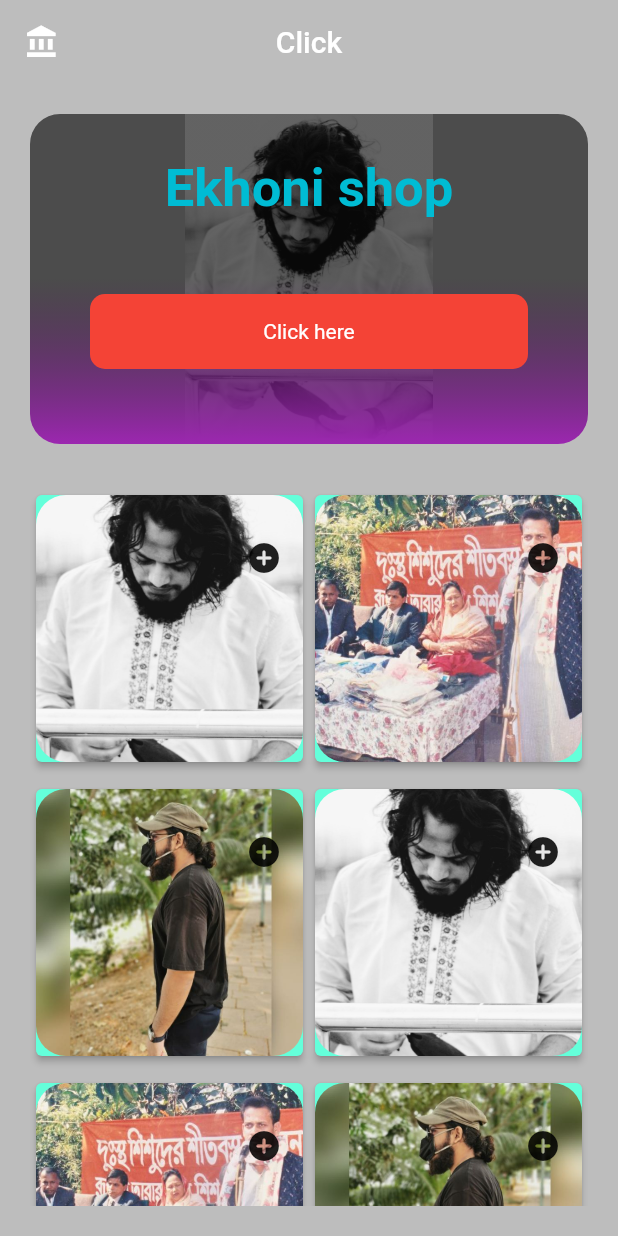
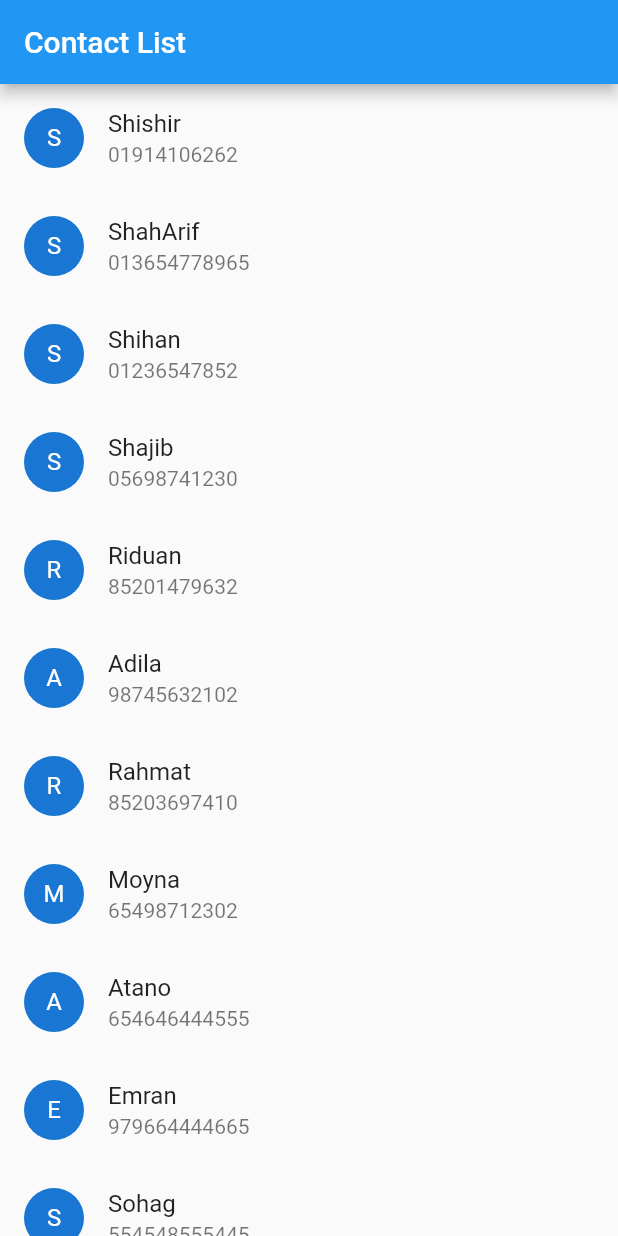
Before and after one commit to shiiishiiir/Flutter_Class_Test_aaa, a Flutter app: the screen it shows after launch, on a phone screen of 412 x 824 dp. Run offline on Flutter 3.47's test engine with Material 2 defaults, Android fonts, the phone set to English and light mode, and no system bars; our stand-ins replace carousel_slider, fluttertoast.

Commit message:
Contact List With Array

```diff
--- /dev/null
+++ b/lib/Contact Lists/ContactListWithArray.dart
@@ -0,0 +1,69 @@
+import 'package:aaaa/Contact%20Lists/ContactListViewData.dart';
+import 'package:aaaa/Contact%20Lists/TestContactView.dart';
+import 'package:flutter/material.dart';
+
+class ContactListWithArray extends StatefulWidget {
+  const ContactListWithArray({Key? key}) : super(key: key);
+
+  @override
+  _ContactListWithArrayState createState() => _ContactListWithArrayState();
+}
+
+class _ContactListWithArrayState extends State<ContactListWithArray> {
+  final List peopleList = [
+    {"Name": "Shishir", "Phone": "01914106262"},
+    {"Name": "ShahArif", "Phone": "013654778965"},
+    {"Name": "Shihan", "Phone": "01236547852"},
+    {"Name": "Shajib", "Phone": "05698741230"},
+    {"Name": "Riduan", "Phone": "85201479632"},
+    {"Name": "Adila", "Phone": "98745632102"},
+    {"Name": "Rahmat", "Phone": "85203697410"},
+    {"Name": "Moyna", "Phone": "65498712302"},
+    {"Name": "Atano", "Phone": "654646444555"},
+    {"Name": "Emran", "Phone": "979664444665"},
+    {"Name": "Sohag", "Phone": "554548555445"},
+    {"Name": "Sahin", "Phone": "987566461255"},
+    {"Name": "Nazmus", "Phone": "544544454654"},
+    {"Name": "Sakib", "Phone": "878444525558"},
+    {"Name": "Noor", "Phone": "01824855525"},
+  ];
+
+  @override
+  Widget build(BuildContext context) {
+    return SafeArea(
+      child: Scaffold(
+        appBar: AppBar(
+          title: Text("Contact List"),
+        ),
+        body: ListView.builder(
+            itemCount: peopleList.length,
+            itemBuilder: (BuildContext context, int index) {
+              return Column(
+                children: <Widget>[
+                  ListTile(
+                    leading: CircleAvatar(
+                      child: Text(peopleList[index]["Name"][0]),
+                    ),
+                    title: Text(peopleList[index]["Name"]),
+                    subtitle: Text(peopleList[index]["Phone"]),
+                    onTap: () {
+                      // Navigator.push(
+                      //     context,
+                      //     MaterialPageRoute(
+                      //         builder: (context) => ContactView(useList: peopleList[index],)));
+
+                      Navigator.push(
+                          context,
+                          MaterialPageRoute(
+                              builder: (context) => TestContactView(peopleList[index])));
+
+
+                    },
+                  ),
+                ],
+              );
+            }),
+      ),
+    );
+  }
+}
--- a/lib/main.dart
+++ b/lib/main.dart
@@ -1,4 +1,5 @@
 
+import 'package:aaaa/Contact%20Lists/ContactListWithArray.dart';
 import 'package:aaaa/Daniell.dart';
 import 'package:aaaa/Sliderssss.dart';
 import 'package:aaaa/dd.dart';
@@ -32,7 +33,7 @@ class MyApp extends StatelessWidget {
   Widget build(BuildContext context) {
     return MaterialApp(
       debugShowCheckedModeBanner: false,
-      home: dk(),
+      home: ContactListWithArray(),
     );
   }
 }
```
Also changed, not shown: lib/Contact Lists/ContactListViewData.dart (added, +33 -0 lines), lib/Contact Lists/TestContactView.dart (added, +38 -0 lines).
